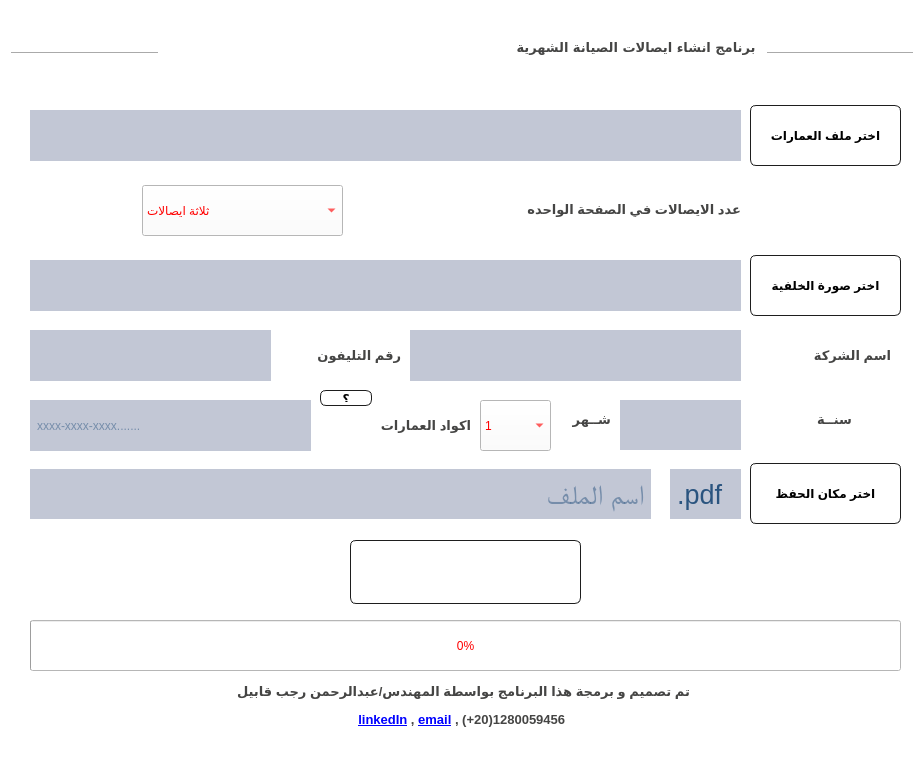
Qt form UI.ui (Abdulrahman-kabil-developer1/lifts_invoices) before a commit.
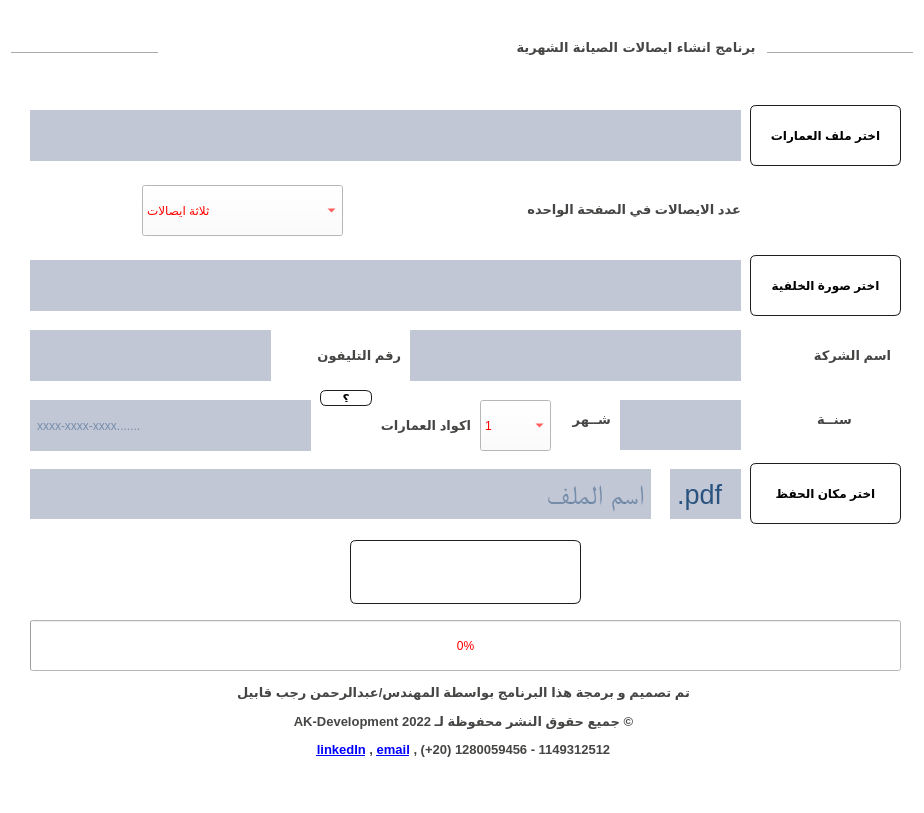
The same form after that commit. Icons and pictures are not drawn.

Diff of the .ui file:
```diff
--- a/UI.ui
+++ b/UI.ui
@@ -7,7 +7,7 @@
     <x>0</x>
     <y>0</y>
     <width>924</width>
-    <height>782</height>
+    <height>813</height>
    </rect>
   </property>
   <property name="font">
@@ -581,7 +581,7 @@
       <x>150</x>
       <y>680</y>
       <width>627</width>
-      <height>51</height>
+      <height>81</height>
      </rect>
     </property>
     <property name="font">
@@ -592,7 +592,7 @@
      </font>
     </property>
     <property name="text">
-     <string>&lt;html&gt;&lt;head/&gt;&lt;body&gt;&lt;p align=&quot;center&quot;&gt;تم تصميم و برمجة هذا البرنامج بواسطة المهندس/عبدالرحمن رجب قابيل&lt;/p&gt;&lt;p align=&quot;center&quot;&gt;&lt;a href=&quot;https://www.linkedin.com/in/abdulrahman-kabil-5729621a2/&quot;&gt;&lt;span style=&quot; text-decoration: underline; color:#0000ff;&quot;&gt;linkedIn&lt;/span&gt;&lt;/a&gt; , &lt;a href=&quot;mailto:abdulrahman.ragab.kabil@gmail.com&quot;&gt;&lt;span style=&quot; text-decoration: underline; color:#0000ff;&quot;&gt;email&lt;/span&gt;&lt;/a&gt; , (+20)1280059456 &lt;/p&gt;&lt;/body&gt;&lt;/html&gt;</string>
+     <string>&lt;html&gt;&lt;head/&gt;&lt;body&gt;&lt;p align=&quot;center&quot;&gt;&lt;span style=&quot; font-size:13px;&quot;&gt;تم تصميم و برمجة هذا البرنامج بواسطة المهندس/عبدالرحمن رجب قابيل&lt;/span&gt;&lt;/p&gt;&lt;p align=&quot;center&quot;&gt;&lt;span style=&quot; font-size:13px;&quot;&gt;AK-Development 2022 جميع حقوق النشر محفوظة لـ ©&lt;/span&gt;&lt;/p&gt;&lt;p align=&quot;center&quot;&gt;&lt;a href=&quot;https://www.linkedin.com/in/abdulrahman-kabil-5729621a2/&quot;&gt;&lt;span style=&quot; text-decoration: underline; color:#0000ff;&quot;&gt;linkedIn&lt;/span&gt;&lt;/a&gt;&lt;span style=&quot; font-size:13px;&quot;&gt; , &lt;/span&gt;&lt;a href=&quot;mailto:abdulrahman.ragab.kabil@gmail.com&quot;&gt;&lt;span style=&quot; text-decoration: underline; color:#0000ff;&quot;&gt;email&lt;/span&gt;&lt;/a&gt;&lt;span style=&quot; font-size:13px;&quot;&gt; , (+20) 1280059456 - 1149312512&lt;/span&gt;&lt;/p&gt;&lt;/body&gt;&lt;/html&gt;</string>
     </property>
    </widget>
    <widget class="QLineEdit" name="lineEdit_3">
```
Left out of the diff: 11 changed lines with no effect on the pictures.
